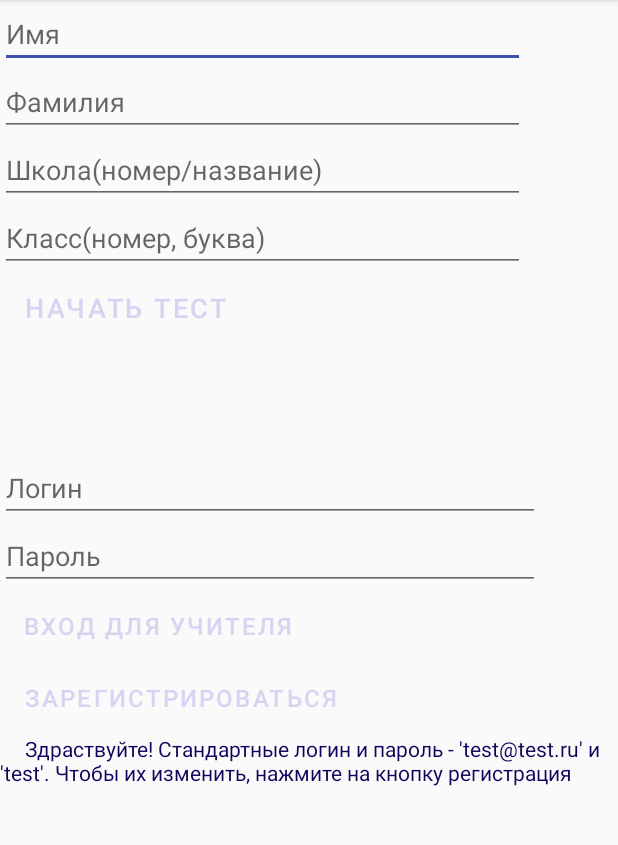
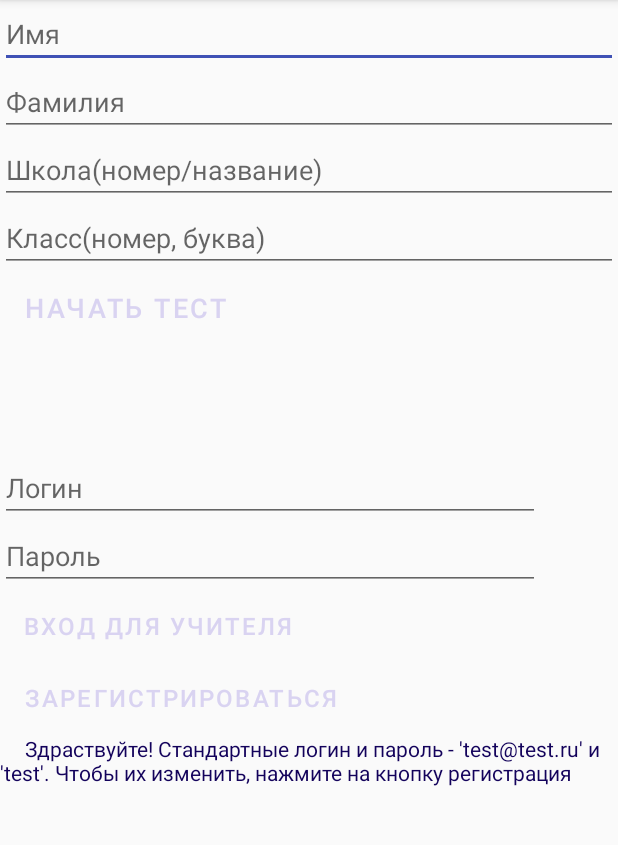
Before and after one commit to Dima1329/Pro_samsung_Room, an Android app: the screen it shows after launch (MainActivity), on a phone screen of 412 x 824 dp, the part 84-929 px from its top. Run offline under Robolectric (Android 15) with nearby library versions, the phone set to English and light mode, and no system bars; our stand-ins replace Room's generated code.

Commit message:
Изменил main layout

```diff
--- a/app/src/main/java/com/example/pro_samsung/MainActivity.java
+++ b/app/src/main/java/com/example/pro_samsung/MainActivity.java
@@ -190,3 +190,4 @@ public class MainActivity extends AppCompatActivity {
 
     }
 }
+//1010011 1100101 1100011 1110101 1110010 1100101 100000 1000011 1101111 1101110 1110100 1100001 1101001 1101110 100000 1010000 1110010 1101111 1110100 1100101 1100011 1110100
--- a/app/src/main/res/layout/activity_main.xml
+++ b/app/src/main/res/layout/activity_main.xml
@@ -11,7 +11,7 @@
 
     <EditText
         android:id="@+id/name"
-        android:layout_width="350dp"
+        android:layout_width="match_parent"
         android:layout_height="wrap_content"
         android:ems="10"
         android:inputType="text"
@@ -19,7 +19,7 @@
 
     <EditText
         android:id="@+id/sec_name"
-        android:layout_width="350dp"
+        android:layout_width="match_parent"
         android:layout_height="wrap_content"
         android:ems="10"
         android:inputType="text"
@@ -28,7 +28,7 @@
 
     <EditText
         android:id="@+id/school"
-        android:layout_width="350dp"
+        android:layout_width="match_parent"
         android:layout_height="wrap_content"
         android:ems="10"
         android:inputType="text"
@@ -36,7 +36,7 @@
 
     <EditText
         android:id="@+id/clas_s"
-        android:layout_width="350dp"
+        android:layout_width="match_parent"
         android:layout_height="wrap_content"
         android:ems="10"
         android:hint="@string/Clas_s"
```
Also changed, not shown: app/src/main/java/com/example/pro_samsung/ResultActivity.java (+1 -7 lines).
